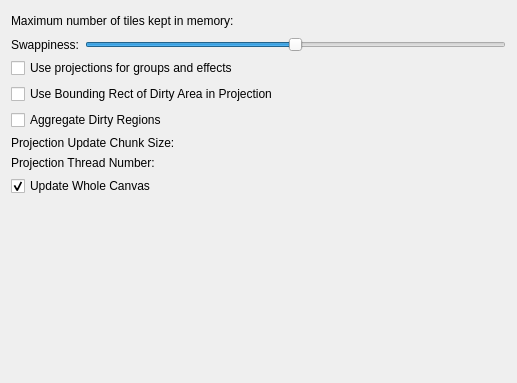
Old version of the form krita/ui/wdgperformancesettings.ui in the repository KDE/krita.
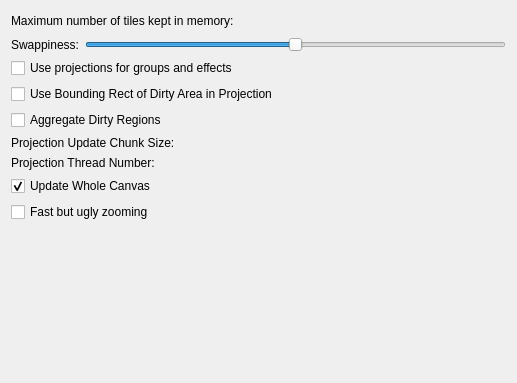
New version of the form. Custom widgets are drawn as their Qt base class.

```diff
--- a/krita/ui/wdgperformancesettings.ui
+++ b/krita/ui/wdgperformancesettings.ui
@@ -200,6 +200,19 @@
     </widget>
    </item>
    <item row="8" column="0" colspan="2" >
+    <widget class="QCheckBox" name="chkFastZoom" >
+     <property name="toolTip" >
+      <string>Faster but ugly zooming. Not compatible with OpenGL</string>
+     </property>
+     <property name="whatsThis" >
+      <string>When checked, Krita uses nearest-neighbour pixel sampling. The result is ugly, but because far fewer pixels have to be color-corrected much faster</string>
+     </property>
+     <property name="text" >
+      <string>Fast but ugly zooming</string>
+     </property>
+    </widget>
+   </item>
+   <item row="9" column="0" colspan="2" >
     <spacer>
      <property name="orientation" >
       <enum>Qt::Vertical</enum>
@@ -210,7 +223,7 @@
      <property name="sizeHint" >
       <size>
        <width>495</width>
-       <height>101</height>
+       <height>71</height>
       </size>
      </property>
     </spacer>
```
